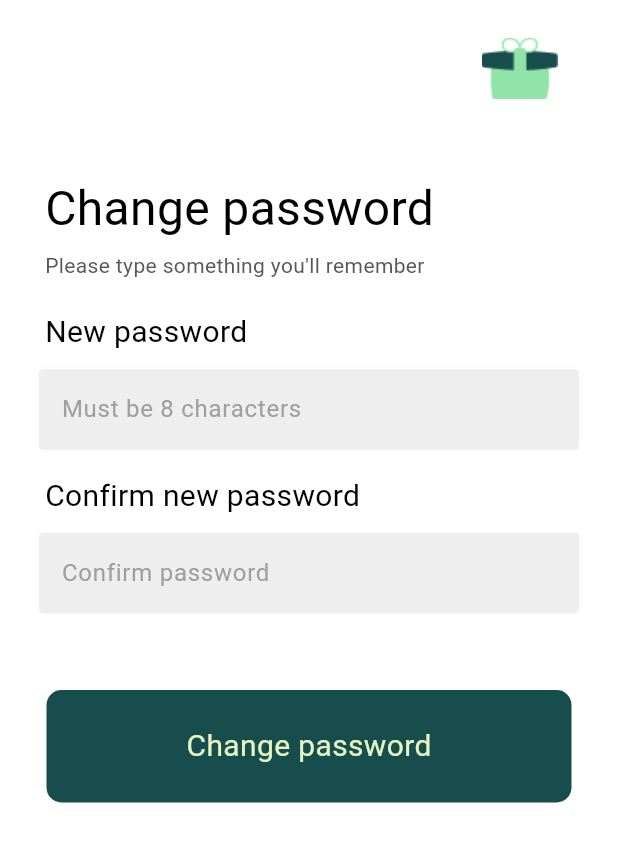
After one commit to Manny-Munoz/gibu, a Flutter app: the ChangePassword screen opened directly, on a phone screen of 412 x 824 dp. The commit adds this screen. Shown: the top 842 px of the screen. Run offline on Flutter 3.47's test engine with Material 3 defaults, Android fonts, the phone set to English and light mode, and no system bars.

Commit message:
Create ChangePasswordPage and LoginPage components

```diff
--- /dev/null
+++ b/lib/pages/change_password_page.dart
@@ -0,0 +1,48 @@
+import 'package:flutter/material.dart';
+import 'package:gibu/components/button.dart';
+import 'package:gibu/components/input_text.dart';
+import 'package:gibu/components/text_alignment_left.dart';
+
+class ChangePassword extends StatelessWidget{
+  ChangePassword({super.key});
+  final newpasswordcontroller = TextEditingController();
+  final confirmpasswordcontroller = TextEditingController();
+
+@override
+Widget build(BuildContext context){
+  return Scaffold(
+    backgroundColor: Colors.white,
+      body: SafeArea(
+        child: Center(
+          child: Column(
+            children: [
+                        const SizedBox(height: 25),
+
+              Padding(
+              padding: const EdgeInsets.symmetric(horizontal: 40.0),
+              child: Row(
+                mainAxisAlignment: MainAxisAlignment.end,
+                children: [
+                  Image.asset("lib/images/logo isotipo.png"),
+                ],
+              )),
+          const SizedBox(height: 50),
+              const TextAlignmentLeft(text: "Change password", textSize: 32,),
+              const SizedBox(height: 5),
+              const TextAlignmentLeft(text: "Please type something you'll remember", textSize: 14, textColor: Color.fromARGB(255, 88, 88, 88),),
+              const SizedBox(height: 20),
+              const TextAlignmentLeft(text: "New password"),
+              const SizedBox(height: 9),
+              InputText(controller: newpasswordcontroller, hintText: "Must be 8 characters", obscureText: false),
+              const SizedBox(height: 15),
+              const TextAlignmentLeft(text: "Confirm new password"),
+              const SizedBox(height: 9),
+              InputText(controller: confirmpasswordcontroller, hintText: "Confirm password", obscureText: false),
+              const SizedBox(height: 50),
+              const Button(text: "Change password"),
+            ],))
+        )
+  );
+}
+
+}
--- a/lib/pages/login_page.dart
+++ b/lib/pages/login_page.dart
@@ -7,7 +7,7 @@ import "package:gibu/components/button.dart";
 
 class LoginPage extends StatelessWidget {
   LoginPage({super.key});
-  final emailConstroller = TextEditingController();
+  final emailController = TextEditingController();
   final passwordController = TextEditingController();
 
   @override
@@ -32,7 +32,7 @@ class LoginPage extends StatelessWidget {
           const SizedBox(height: 15),
           const TextAlignmentLeft(text: "Email address"),
           const SizedBox(height: 9),
-          InputText(controller: emailConstroller, hintText: "Your email", obscureText: false),
+          InputText(controller: emailController, hintText: "Your email", obscureText: false),
           const SizedBox(height: 15),
           const TextAlignmentLeft(text: "Password"),
           const SizedBox(height: 9),
```
